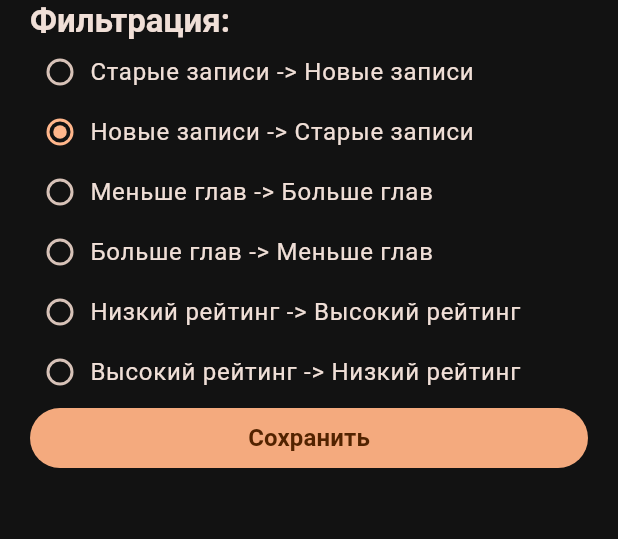
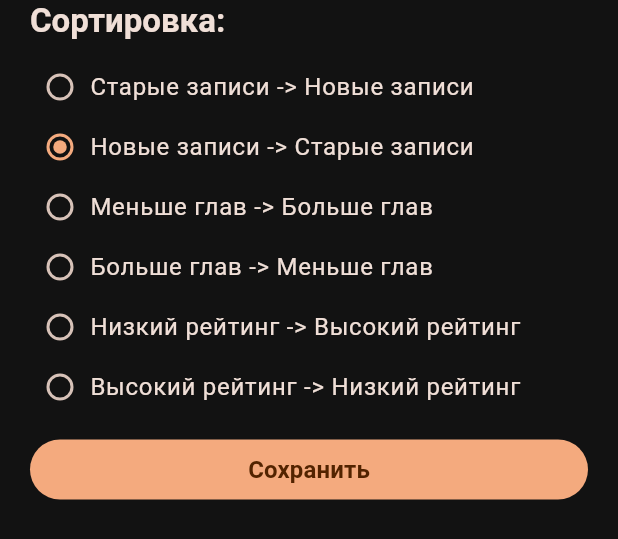
Before and after one commit to xEncerx/MangaNotes, a Flutter app: the _MangaBottomSheetContent widget shown alone on an empty page, opened directly, on a phone screen of 412 x 824 dp. Shown: the top 539 px of the screen. Run offline on Flutter 3.47's test engine with Material 3 defaults, Android fonts, the phone set to English and light mode, and no system bars; our stand-ins replace auto_route, cached_network_image, dio, equatable, flutter_bloc, flutter_dotenv and 9 more; missing offline and left inert: talker_bloc_logger, talker_dio_logger, window_manager; accounts and stored records are empty; network calls fail; statements that could not run were skipped.

Commit message:
Rename "filter" to "sorter"

```diff
--- a/lib/features/favourite_screen/bloc/bloc.dart
+++ b/lib/features/favourite_screen/bloc/bloc.dart
@@ -23,8 +23,8 @@ class MangaListBloc extends Bloc<MangaListEvent, MangaListState> {
           var mangaListData = await GetIt.I<DataBase>().selectAllManga();
 
           if (mangaListData != null && mangaListData.isNotEmpty) {
-            mangaListData = MangaFilter(mangaListData: mangaListData)
-                .filter(method: settings.getFilter());
+            mangaListData = MangaSorter(mangaListData: mangaListData)
+                .sort(method: settings.getSorter());
           }
 
           final readManga = mangaListData
--- a/lib/features/searching_screen/bloc/bloc.dart
+++ b/lib/features/searching_screen/bloc/bloc.dart
@@ -70,8 +70,8 @@ class SearchingHistoryBloc
             }).toList();
           }
 
-          mangaListData = MangaFilter(mangaListData: mangaListData).filter(
-            method: FilterMethod.byName,
+          mangaListData = MangaSorter(mangaListData: mangaListData).sort(
+            method: SorterMethod.byName,
             arg: event.mangaName,
           );
 
--- a/lib/features/settings_screen/widgets/manga_filter_bottom_sheet.dart
+++ b/lib/features/settings_screen/widgets/manga_sorter_bottom_sheet.dart
@@ -23,11 +23,11 @@ class _MangaBottomSheetContent extends StatefulWidget {
 
 class _MangaBottomSheetContentState extends State<_MangaBottomSheetContent> {
   final SettingsRepository _settings = GetIt.I<SettingsRepository>();
-  late FilterMethod _selectedFilterMethod;
+  late SorterMethod _selectedSorterMethod;
 
   @override
   void initState() {
-    _selectedFilterMethod = _settings.getFilter();
+    _selectedSorterMethod = _settings.getSorter();
     super.initState();
   }
 
@@ -41,22 +41,25 @@ class _MangaBottomSheetContentState extends State<_MangaBottomSheetContent> {
         mainAxisSize: MainAxisSize.min,
         children: [
           Text(
-            "Фильтрация:",
+            "Сортировка:",
             style: theme.textTheme.titleLarge?.copyWith(
               fontWeight: FontWeight.w600,
             ),
           ),
-          ...filterOptions.map((option) => _buildFilterOption(
+          const SizedBox(height: 10),
+          ...sorterOptions.map((option) => _buildSorterOption(
                 label: option["label"] as String,
-                filterMethod: option["method"] as FilterMethod,
+                sorterMethod: option["method"] as SorterMethod,
               )),
+          const SizedBox(height: 15),
           SizedBox(
             width: double.infinity,
+            height: 40,
             child: FilledButton(
               style: FilledButton.styleFrom(
                 backgroundColor: theme.primaryColor,
               ),
-              onPressed: _applyFilter,
+              onPressed: _applySorting,
               child: const Text(
                 "Сохранить",
                 style: TextStyle(
@@ -71,34 +74,37 @@ class _MangaBottomSheetContentState extends State<_MangaBottomSheetContent> {
     );
   }
 
-  Widget _buildFilterOption({
+  Widget _buildSorterOption({
     required String label,
-    required FilterMethod filterMethod,
+    required SorterMethod sorterMethod,
   }) {
+    final theme = Theme.of(context);
+
     return Row(
       children: [
-        Radio<FilterMethod>(
+        Radio<SorterMethod>(
           visualDensity: VisualDensity.compact,
-          value: filterMethod,
-          groupValue: _selectedFilterMethod,
-          onChanged: (FilterMethod? value) {
+          value: sorterMethod,
+          groupValue: _selectedSorterMethod,
+          activeColor: theme.primaryColor,
+          onChanged: (SorterMethod? value) {
             if (value != null) {
               setState(() {
-                _selectedFilterMethod = value;
+                _selectedSorterMethod = value;
               });
             }
           },
         ),
         Text(
           label,
-          style: Theme.of(context).textTheme.bodyLarge,
+          style: theme.textTheme.bodyLarge,
         ),
       ],
     );
   }
 
-  Future<void> _applyFilter() async {
-    await _settings.setFilter(_selectedFilterMethod);
+  Future<void> _applySorting() async {
+    await _settings.setSorter(_selectedSorterMethod);
     if (mounted) {
       BlocProvider.of<MangaListBloc>(context).add(LoadMangaListEvent());
       Navigator.of(context).pop();
--- a/lib/features/settings_screen/widgets/settings_body.dart
+++ b/lib/features/settings_screen/widgets/settings_body.dart
@@ -77,7 +77,7 @@ class SettingsBody extends StatelessWidget {
                     onTap: () => showMangaBottomSheet(context),
                     contentPadding: const EdgeInsets.only(right: 12),
                     leading: const Icon(Icons.filter_alt),
-                    title: const Text("Фильтр избранного"),
+                    title: const Text("Сортировка избранного"),
                     trailing: Icon(
                       Icons.keyboard_arrow_down,
                       color: theme.primaryColor,
--- a/lib/features/settings_screen/widgets/widgets.dart
+++ b/lib/features/settings_screen/widgets/widgets.dart
@@ -1,4 +1,4 @@
-export 'manga_filter_bottom_sheet.dart';
+export 'manga_sorter_bottom_sheet.dart';
 export 'settings_body.dart';
 export 'settings_switch.dart';
 export 'url_outlined_button.dart';
--- a/lib/repositories/manga_filter/filter_model.dart
+++ b/lib/repositories/manga_sorter/sorter_model.dart
@@ -1,6 +1,6 @@
-part of 'filter_repository.dart';
+part of 'sorter_repository.dart';
 
-enum FilterMethod {
+enum SorterMethod {
   byName, // По названию
   byTimeAsc, // Старые записи -> Новые записи
   byTimeDesc, // Новые записи -> Старые записи
@@ -10,29 +10,29 @@ enum FilterMethod {
   byRatingDesc // Высокий рейтинг -> Низкий рейтинг
 }
 
-final List<Map<String, dynamic>> filterOptions = const [
+final List<Map<String, dynamic>> sorterOptions = const [
   {
     "label": "Старые записи -> Новые записи",
-    "method": FilterMethod.byTimeAsc,
+    "method": SorterMethod.byTimeAsc,
   },
   {
     "label": "Новые записи -> Старые записи",
-    "method": FilterMethod.byTimeDesc,
+    "method": SorterMethod.byTimeDesc,
   },
   {
     "label": "Меньше глав -> Больше глав",
-    "method": FilterMethod.byChaptersAsc,
+    "method": SorterMethod.byChaptersAsc,
   },
   {
     "label": "Больше глав -> Меньше глав",
-    "method": FilterMethod.byChaptersDesc,
+    "method": SorterMethod.byChaptersDesc,
   },
   {
     "label": "Низкий рейтинг -> Высокий рейтинг",
-    "method": FilterMethod.byRatingAsc,
+    "method": SorterMethod.byRatingAsc,
   },
   {
     "label": "Высокий рейтинг -> Низкий рейтинг",
-    "method": FilterMethod.byRatingDesc,
+    "method": SorterMethod.byRatingDesc,
   },
 ];
--- a/lib/repositories/repositories.dart
+++ b/lib/repositories/repositories.dart
@@ -1,5 +1,5 @@
 export 'cache/cache_repository.dart';
 export 'database/database_repository.dart';
 export 'history/history_repository.dart';
-export 'manga_filter/filter_repository.dart';
+export 'manga_sorter/sorter_repository.dart';
 export 'settings/settings_repository.dart';
--- a/lib/repositories/settings/settings_repository.dart
+++ b/lib/repositories/settings/settings_repository.dart
@@ -16,17 +16,17 @@ class SettingsRepository {
     await prefs.setString("buttonStyle", style);
   }
 
-  FilterMethod getFilter() {
-    int? filterIndex = prefs.getInt("filterIndex");
-    if (filterIndex != null &&
-        filterIndex >= 0 &&
-        filterIndex <= FilterMethod.values.length) {
-      return FilterMethod.values[filterIndex];
+  SorterMethod getSorter() {
+    int? sorterIndex = prefs.getInt("sorterIndex");
+    if (sorterIndex != null &&
+        sorterIndex >= 0 &&
+        sorterIndex <= SorterMethod.values.length) {
+      return SorterMethod.values[sorterIndex];
     }
-    return FilterMethod.byTimeDesc;
+    return SorterMethod.byTimeDesc;
   }
 
-  Future<void> setFilter(FilterMethod filterMethod) async {
-    await prefs.setInt("filterIndex", filterMethod.index);
+  Future<void> setSorter(SorterMethod sorterMethod) async {
+    await prefs.setInt("sorterIndex", sorterMethod.index);
   }
 }
```
Also changed, not shown: lib/repositories/manga_sorter/sorter_repository.dart (renamed from lib/repositories/manga_filter/filter_repository.dart, +20 -20 lines).
